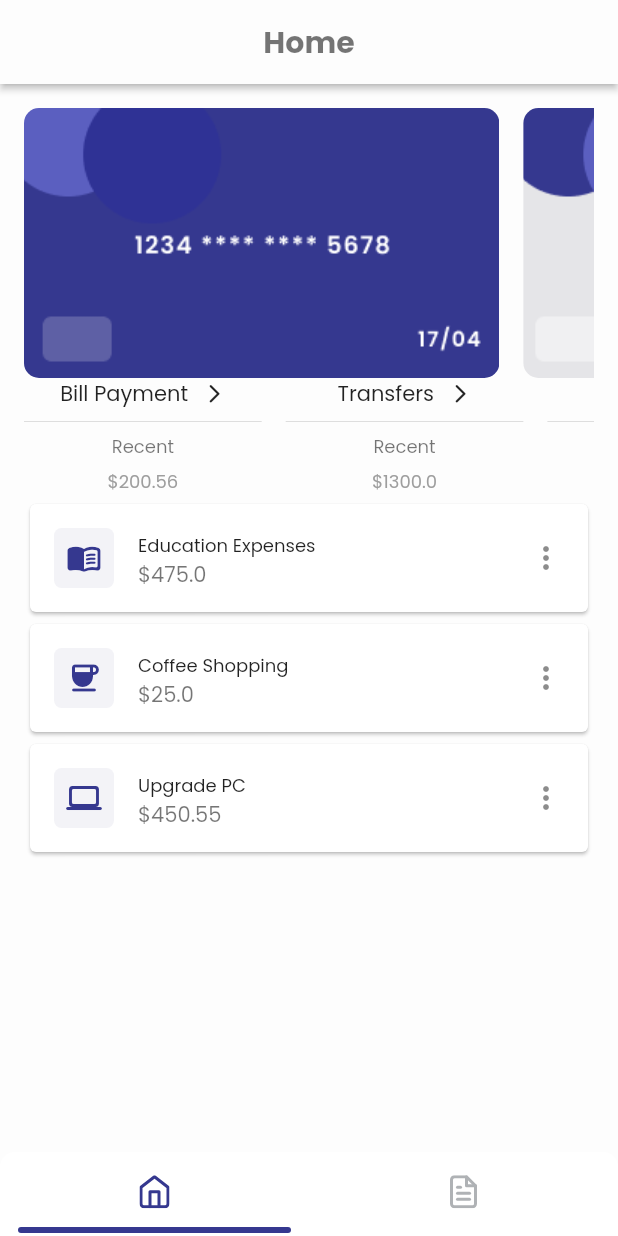
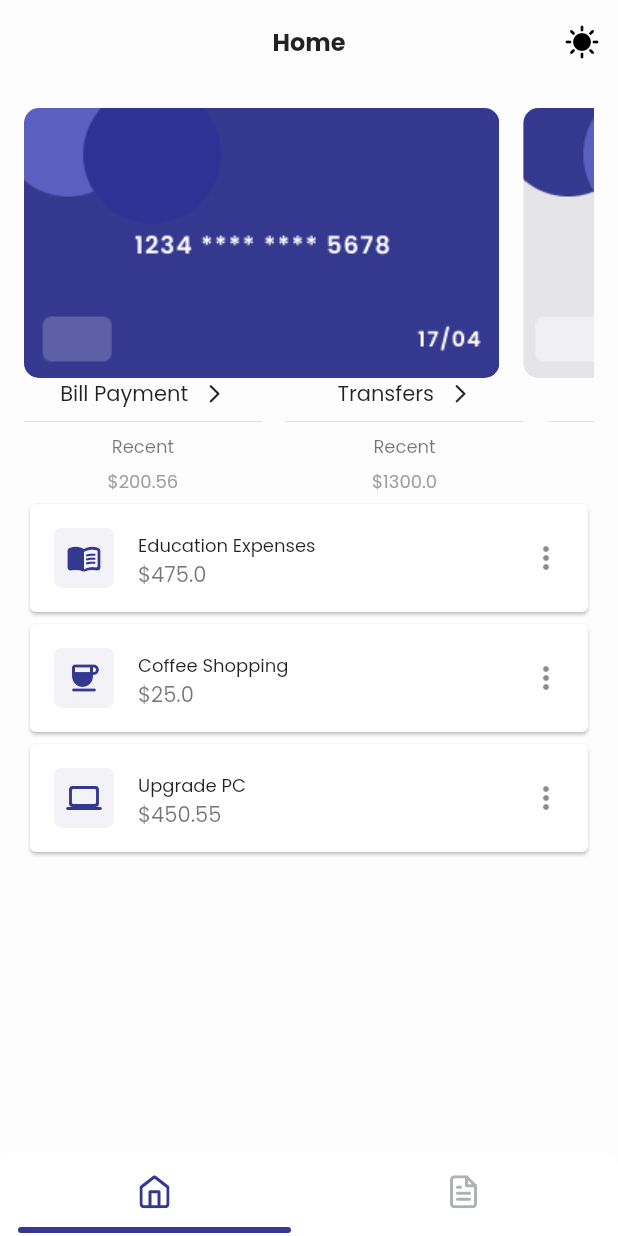
Before and after one commit to mkhoirulwafa18/expense-manager, a Flutter app: the screen it shows after launch, on a phone screen of 412 x 824 dp. Run offline on Flutter 3.47's test engine with Material 2 defaults, Android fonts, the phone set to English and light mode, and no system bars; drawn by our look-alikes of persistent_bottom_nav_bar; our stand-ins replace auto_route, flutter_riverpod, flutter_svg, shared_preferences; generated files the repository leaves out were written again.

Commit message:
added actions in basepage and styled title on appbar

```diff
--- a/lib/shared/widgets/base_page.dart
+++ b/lib/shared/widgets/base_page.dart
@@ -1,5 +1,4 @@
 import 'package:flutter/material.dart';
-
 import '../../constants/constant.dart';
 
 class BasePage extends StatelessWidget {
@@ -8,12 +7,14 @@ class BasePage extends StatelessWidget {
     required this.body,
     this.floatingActionButton,
     super.key,
+    this.actions,
   }) : padding = const EdgeInsets.all(kSpacingMedium);
 
   const BasePage.noPadding({
     required this.appBarTitle,
     required this.body,
     this.floatingActionButton,
+    this.actions,
     super.key,
   }) : padding = EdgeInsets.zero;
 
@@ -21,6 +22,7 @@ class BasePage extends StatelessWidget {
   final Widget body;
   final Widget? floatingActionButton;
   final EdgeInsetsGeometry padding;
+  final List<Widget>? actions;
 
   @override
   Widget build(BuildContext context) {
@@ -29,12 +31,17 @@ class BasePage extends StatelessWidget {
     return Scaffold(
       backgroundColor: theme.colorScheme.background,
       appBar: AppBar(
-        title: Text(appBarTitle),
+        title: Text(
+          appBarTitle,
+          style:
+              theme.textTheme.bodyLarge?.copyWith(fontWeight: FontWeight.w600),
+        ),
         titleTextStyle: theme.textTheme.displaySmall,
         backgroundColor: theme.colorScheme.background,
         iconTheme: IconThemeData(color: theme.colorScheme.onBackground),
-        elevation: 2,
+        elevation: 0,
         centerTitle: true,
+        actions: [...?actions],
       ),
       body: Padding(
         padding: padding,
```
